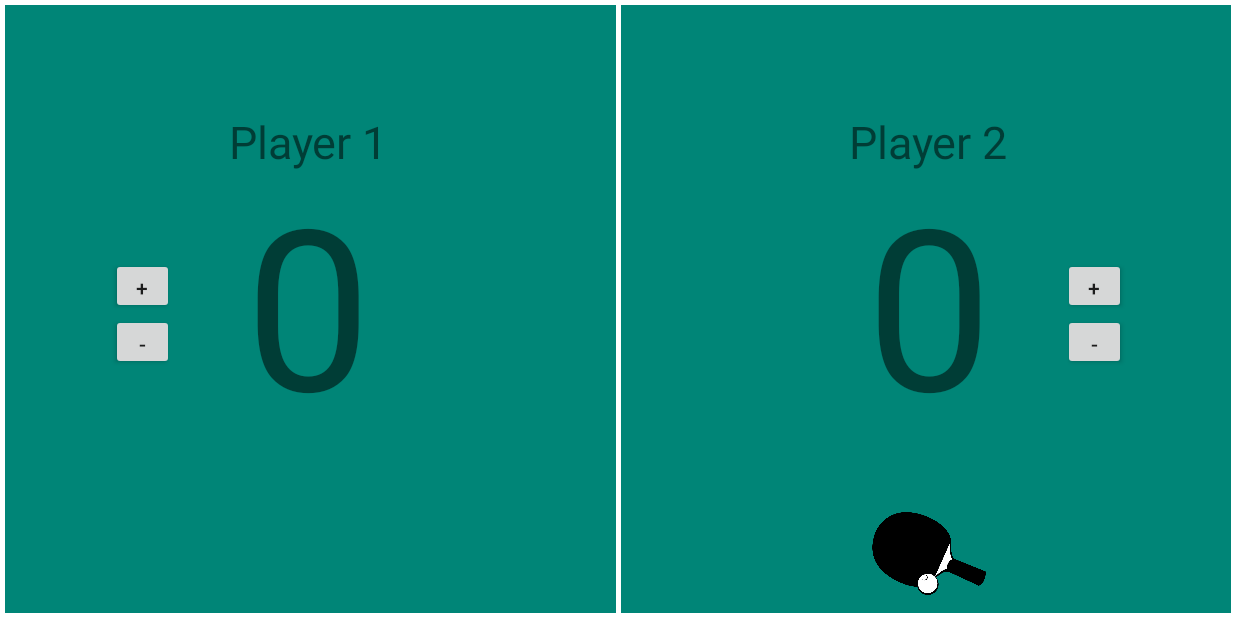
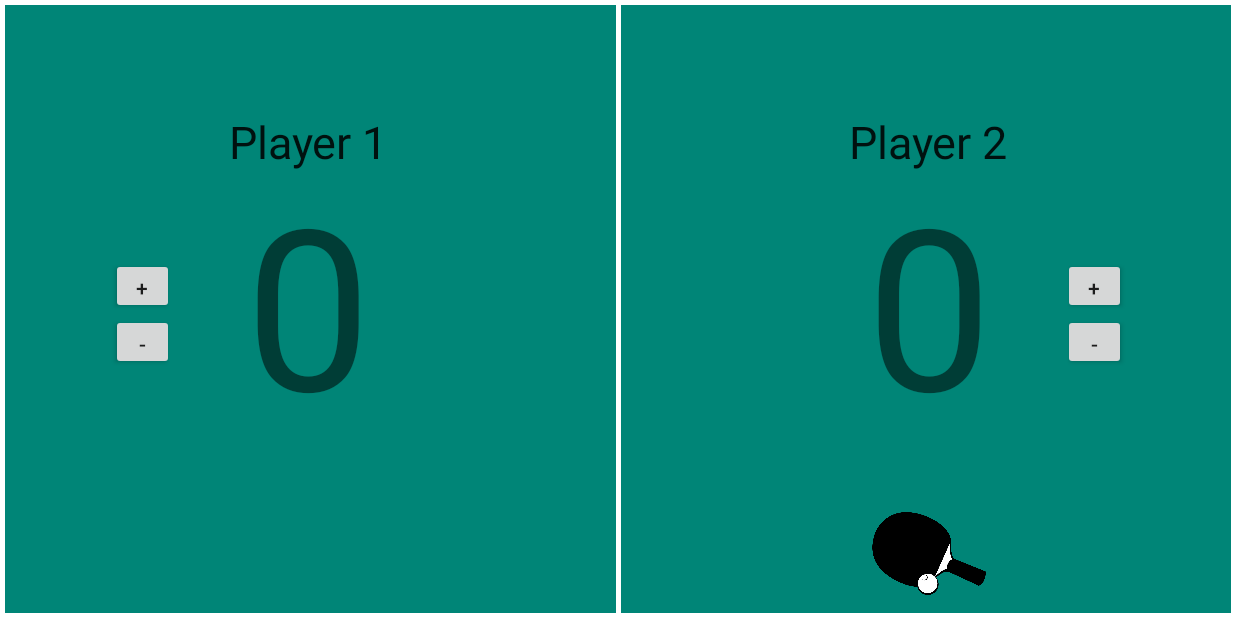
Before and after one commit to paullin03/PongMate, an Android app: the screen it shows after launch (MainActivity), on a phone screen of 824 x 412 dp (held sideways). Run offline under Robolectric (Android 15) with nearby library versions, the phone set to English and light mode, and no system bars.

```diff
--- a/app/src/main/res/layout/activity_main.xml
+++ b/app/src/main/res/layout/activity_main.xml
@@ -67,11 +67,12 @@
         app:layout_constraintStart_toStartOf="parent"
         app:layout_constraintTop_toTopOf="parent" />
 
-    <TextView
+    <EditText
         android:id="@+id/player_one"
         android:layout_width="wrap_content"
         android:layout_height="wrap_content"
-        android:editable="true"
+        android:background="@null"
+        android:cursorVisible="false"
         android:text="Player 1"
         android:textSize="30sp"
         app:layout_constraintBottom_toBottomOf="parent"
@@ -85,7 +86,6 @@
         android:id="@+id/score_player_one"
         android:layout_width="wrap_content"
         android:layout_height="wrap_content"
-        android:editable="true"
         android:text="0"
         android:textSize="150sp"
         app:layout_constraintBottom_toBottomOf="parent"
@@ -99,6 +99,7 @@
         android:id="@+id/plus_player_one"
         android:layout_width="42dp"
         android:layout_height="37dp"
+        android:onClick="addPlayerOne"
         android:text="+"
         app:layout_constraintBottom_toBottomOf="parent"
         app:layout_constraintEnd_toStartOf="@+id/net"
@@ -107,13 +108,13 @@
         app:layout_constraintRight_toRightOf="@id/score_player_one"
         app:layout_constraintStart_toStartOf="parent"
         app:layout_constraintTop_toTopOf="@id/player_one"
-        app:layout_constraintVertical_bias="0.326"
-        android:onClick="addPlayerOne"/>
+        app:layout_constraintVertical_bias="0.326" />
 
     <Button
         android:id="@+id/minus_player_one"
         android:layout_width="42dp"
         android:layout_height="37dp"
+        android:onClick="minusPlayerOne"
         android:text="-"
         app:layout_constraintBottom_toBottomOf="parent"
         app:layout_constraintEnd_toStartOf="@+id/net"
@@ -122,14 +123,14 @@
         app:layout_constraintRight_toRightOf="@id/score_player_one"
         app:layout_constraintStart_toStartOf="parent"
         app:layout_constraintTop_toTopOf="@id/player_one"
-        app:layout_constraintVertical_bias="0.45"
-        android:onClick="minusPlayerOne"/>
+        app:layout_constraintVertical_bias="0.45" />
 
-    <TextView
+    <EditText
         android:id="@+id/player_two"
         android:layout_width="wrap_content"
         android:layout_height="wrap_content"
-        android:editable="true"
+        android:background="@null"
+        android:cursorVisible="false"
         android:text="Player 2"
         android:textSize="30sp"
         app:layout_constraintBottom_toBottomOf="parent"
@@ -143,7 +144,6 @@
         android:id="@+id/score_player_two"
         android:layout_width="wrap_content"
         android:layout_height="wrap_content"
-        android:editable="true"
         android:text="0"
         android:textSize="150sp"
         app:layout_constraintBottom_toBottomOf="parent"
@@ -156,49 +156,48 @@
         android:id="@+id/plus_player_two"
         android:layout_width="42dp"
         android:layout_height="37dp"
+        android:onClick="addPlayerTwo"
         android:text="+"
         app:layout_constraintBottom_toBottomOf="parent"
         app:layout_constraintEnd_toEndOf="parent"
         app:layout_constraintHorizontal_bias="0.8"
         app:layout_constraintStart_toEndOf="@+id/net"
         app:layout_constraintTop_toTopOf="@id/player_two"
-        app:layout_constraintVertical_bias="0.326"
-        android:onClick="addPlayerTwo"/>
+        app:layout_constraintVertical_bias="0.326" />
 
     <Button
         android:id="@+id/minus_player_two"
         android:layout_width="42dp"
         android:layout_height="37dp"
+        android:onClick="minusPlayerTwo"
         android:text="-"
         app:layout_constraintBottom_toBottomOf="parent"
         app:layout_constraintEnd_toEndOf="parent"
         app:layout_constraintHorizontal_bias="0.801"
         app:layout_constraintStart_toEndOf="@+id/net"
         app:layout_constraintTop_toTopOf="@id/player_two"
-        app:layout_constraintVertical_bias="0.45"
-        android:onClick="minusPlayerTwo"/>
+        app:layout_constraintVertical_bias="0.45" />
+
     <ImageView
         android:id="@+id/paddle_img_1"
         android:layout_width="77dp"
         android:layout_height="55dp"
+        android:layout_marginBottom="15dp"
         app:layout_constraintBottom_toBottomOf="parent"
         app:layout_constraintEnd_toStartOf="@+id/net"
         app:layout_constraintHorizontal_bias="0.5"
         app:layout_constraintStart_toStartOf="parent"
-        app:srcCompat="@drawable/paddle"
-        android:layout_marginBottom="15dp"
-        />
+        app:srcCompat="@drawable/paddle" />
 
     <ImageView
         android:id="@+id/paddle_img_2"
         android:layout_width="77dp"
         android:layout_height="55dp"
+        android:layout_marginBottom="15dp"
         app:layout_constraintBottom_toBottomOf="parent"
         app:layout_constraintEnd_toEndOf="parent"
         app:layout_constraintHorizontal_bias="0.5"
         app:layout_constraintStart_toEndOf="@+id/net"
-        app:srcCompat="@drawable/paddle"
-        android:layout_marginBottom="15dp"
-        />
+        app:srcCompat="@drawable/paddle" />
 
 </androidx.constraintlayout.widget.ConstraintLayout>
```
